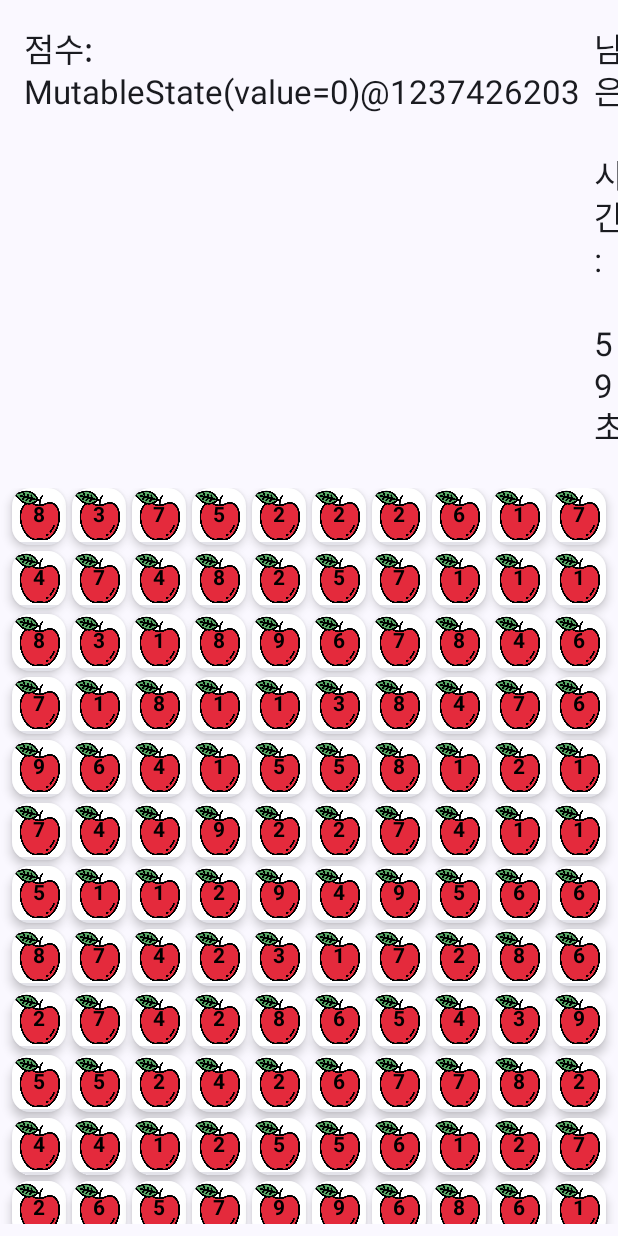
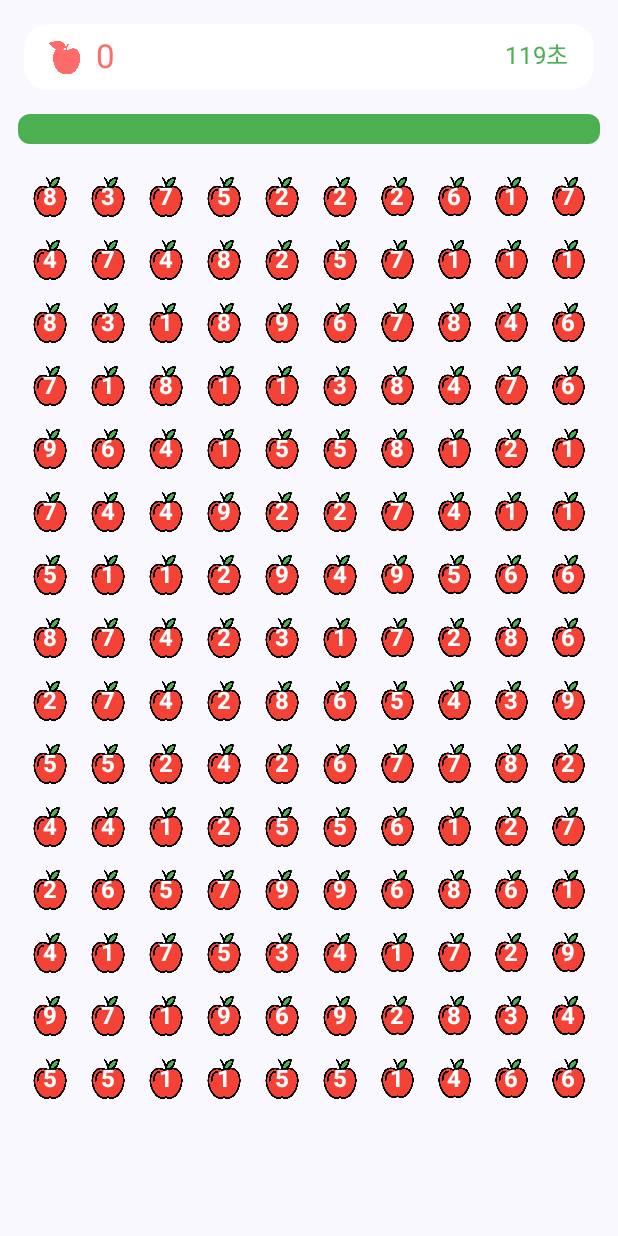
Before and after one commit to Noil0909/AppleGame, an Android app built with Jetpack Compose: the screen it shows after launch (MainActivity), after a tap on "시작하기", on a phone screen of 412 x 824 dp. Run offline under Robolectric (Android 15) with nearby library versions, the phone set to English and light mode, and no system bars; our stand-ins replace Dagger/Hilt's generated code.

Commit message:
Feat: 사과 게임 로직 구현 진행중
Feat: 사과 게임 로직 구현 진행중

```diff
--- a/app/src/main/java/com/example/applegame/MainActivity.kt
+++ b/app/src/main/java/com/example/applegame/MainActivity.kt
@@ -1,6 +1,9 @@
 package com.example.applegame
 
+import android.os.Build
 import android.os.Bundle
+import android.view.View
+import android.view.WindowInsets
 import androidx.activity.ComponentActivity
 import androidx.activity.compose.setContent
 import androidx.activity.enableEdgeToEdge
@@ -14,14 +17,20 @@ import androidx.compose.runtime.Composable
 import androidx.compose.ui.Modifier
 import androidx.compose.ui.tooling.preview.Preview
 import androidx.core.splashscreen.SplashScreen.Companion.installSplashScreen
+import androidx.core.view.WindowCompat
 import com.example.applegame.ui.navigation.AppNavigation
 import com.example.applegame.ui.theme.AppleGameTheme
 import dagger.hilt.android.AndroidEntryPoint
 
 class MainActivity : ComponentActivity() {
+
     override fun onCreate(savedInstanceState: Bundle?) {
 
         super.onCreate(savedInstanceState)
+
+        WindowCompat.setDecorFitsSystemWindows(window, false)
+        hideSystemBars()
+
         enableEdgeToEdge()
 
         setContent {
@@ -35,4 +44,12 @@ class MainActivity : ComponentActivity() {
             }
         }
     }
+    // 전체 화면 모드 설정
+    private fun hideSystemBars() {
+        window.decorView.systemUiVisibility = (
+                View.SYSTEM_UI_FLAG_FULLSCREEN
+                        or View.SYSTEM_UI_FLAG_HIDE_NAVIGATION
+                        or View.SYSTEM_UI_FLAG_IMMERSIVE_STICKY
+                )
+    }
 }
--- a/app/src/main/java/com/example/applegame/domain/model/Apple.kt
+++ b/app/src/main/java/com/example/applegame/domain/model/Apple.kt
@@ -3,5 +3,6 @@ package com.example.applegame.domain.model
 data class Apple(
     val id: Int,
     val number: Int,
+    val position: Int,
     val isSelected: Boolean = false
 )
--- a/app/src/main/java/com/example/applegame/ui/screen/AppleGameScreen.kt
+++ b/app/src/main/java/com/example/applegame/ui/screen/AppleGameScreen.kt
@@ -4,22 +4,28 @@ import android.graphics.ColorFilter
 import androidx.lifecycle.viewmodel.compose.viewModel
 import androidx.compose.animation.core.animateDpAsState
 import androidx.compose.animation.core.spring
+import androidx.compose.foundation.Canvas
 import androidx.compose.foundation.Image
 import androidx.compose.foundation.background
 import androidx.compose.foundation.clickable
+import androidx.compose.foundation.gestures.detectDragGestures
 import androidx.compose.foundation.layout.Arrangement
 import androidx.compose.foundation.layout.Box
 import androidx.compose.foundation.layout.Column
 import androidx.compose.foundation.layout.Row
 import androidx.compose.foundation.layout.fillMaxSize
 import androidx.compose.foundation.layout.fillMaxWidth
+import androidx.compose.foundation.layout.height
 import androidx.compose.foundation.layout.padding
 import androidx.compose.foundation.layout.size
 import androidx.compose.foundation.lazy.grid.GridCells
 import androidx.compose.foundation.lazy.grid.LazyVerticalGrid
 import androidx.compose.foundation.lazy.grid.items
+import androidx.compose.foundation.shape.RoundedCornerShape
 import androidx.compose.material3.Card
 import androidx.compose.material3.CardDefaults
+import androidx.compose.material3.Icon
+import androidx.compose.material3.LinearProgressIndicator
 import androidx.compose.material3.MaterialTheme
 import androidx.compose.material3.Text
 import androidx.compose.runtime.Composable
@@ -27,12 +33,23 @@ import androidx.compose.ui.platform.LocalConfiguration
 import androidx.compose.ui.unit.dp
 import androidx.hilt.navigation.compose.hiltViewModel
 import androidx.compose.runtime.collectAsState
+import androidx.compose.runtime.derivedStateOf
 import androidx.compose.runtime.getValue
+import androidx.compose.runtime.remember
 import androidx.compose.ui.Alignment
 import androidx.compose.ui.Alignment.Companion.Center
 import androidx.compose.ui.Modifier
+import androidx.compose.ui.draw.clip
+import androidx.compose.ui.geometry.Offset
+import androidx.compose.ui.geometry.Size
 import androidx.compose.ui.graphics.Color
 import androidx.compose.ui.graphics.ColorFilter.Companion.tint
+import androidx.compose.ui.graphics.StrokeCap
+import androidx.compose.ui.graphics.drawscope.Stroke
+import androidx.compose.ui.graphics.graphicsLayer
+import androidx.compose.ui.input.pointer.pointerInput
+import androidx.compose.ui.layout.ContentScale
+import androidx.compose.ui.platform.LocalDensity
 import androidx.compose.ui.res.painterResource
 import androidx.compose.ui.text.font.FontWeight
 import androidx.compose.ui.unit.Dp
@@ -42,12 +59,17 @@ import com.example.applegame.domain.model.Apple
 import com.example.applegame.domain.model.AppleGameState
 import com.example.applegame.ui.component.GameOverDialog
 import com.example.applegame.ui.viewmodel.AppleGameViewModel
+import kotlin.math.abs
+import kotlin.math.min
 
 @Composable
 fun AppleGameScreen(
     viewModel: AppleGameViewModel = viewModel(),
     onBackToMain: () -> Unit
 ) {
+    val configuration = LocalConfiguration.current
+    val cellSize = (configuration.screenWidthDp.dp - 32.dp) / 10
+    val cellSizePx = with(LocalDensity.current) { cellSize.toPx() }
 
     Column(
         modifier = Modifier
@@ -58,16 +80,34 @@ fun AppleGameScreen(
         // 점수
         GameInfoHeader(viewModel = viewModel)
 
-        // 사과들
-        AppleGrid(viewModel = viewModel)
+        // 시간제한
+        TimeProgressBar(viewModel = viewModel)
 
-        // 게임 오버 다이얼로그
-        if (viewModel.appleGameState is AppleGameState.GameOver) {
-            GameOverDialog(
-                score = (viewModel.appleGameState as AppleGameState.GameOver).score,
-                onRestart = { viewModel.restartGame() },
-                onMainMenu = onBackToMain
-            )
+        Box(
+            modifier = Modifier
+                .fillMaxWidth()
+                .weight(1f)
+                .padding(16.dp)
+                .pointerInput(Unit) {
+                    detectDragGestures(
+                        onDragStart = { offset ->
+                            viewModel.updateDragArea(offset, offset, cellSizePx)
+                        },
+                        onDrag = { change, _ ->
+                            viewModel.updateDragArea(
+                                viewModel.dragStart,
+                                change.position,
+                                cellSizePx
+                            )
+                        },
+                        onDragEnd = {
+                            viewModel.updateDragArea(null, null, cellSizePx)
+                        }
+                    )
+                }
+        ) {
+            AppleGrid(viewModel, cellSize)
+            DragSelectionBox(viewModel)
         }
     }
 }
@@ -75,24 +115,76 @@ fun AppleGameScreen(
 @Composable
 private fun AppleGrid(
     viewModel: AppleGameViewModel,
-    modifier: Modifier = Modifier
+    cellSize: Dp
 ) {
-    val configuration = LocalConfiguration.current
-    val screenWidth = configuration.screenWidthDp.dp
-    val itemSize = (screenWidth - 32.dp) / 10
-
     LazyVerticalGrid(
         columns = GridCells.Fixed(10),
-        modifier = modifier.padding(8.dp),
+        modifier = Modifier.fillMaxSize(),
         verticalArrangement = Arrangement.spacedBy(4.dp),
         horizontalArrangement = Arrangement.spacedBy(4.dp)
     ) {
-        items(viewModel.apples, key = { it.id }) { apple ->
-            AppleItem(
-                apple = apple,
-                itemSize = itemSize,
-                isSelected = viewModel.selectedIds.contains(apple.id),
-                onClick = { viewModel.toggleApple(apple.id) }
+        items(viewModel.apples.sortedBy { it.position }, key = { it.id }) { apple ->
+            if (apple.number != 0) {
+                AppleItem(
+                    apple = apple,
+                    isSelected = viewModel.selectedIds.contains(apple.id),
+                    cellSize = cellSize
+                )
+            }
+        }
+    }
+}
+
+@Composable
+private fun AppleItem(
+    apple: Apple,
+    isSelected: Boolean,
+    cellSize: Dp
+) {
+    Box(
+        modifier = Modifier
+            .size(cellSize)
+            .padding(4.dp)
+    ) {
+        Image(
+            painter = painterResource(R.drawable.apple2_icon),
+            contentDescription = "사과",
+            modifier = Modifier
+                .fillMaxSize()
+                .graphicsLayer {
+                    scaleX = if (isSelected) 1.2f else 1f
+                    scaleY = if (isSelected) 1.2f else 1f
+                },
+            colorFilter = if (isSelected) tint(Color.Red) else null
+        )
+        Text(
+            text = "${apple.number}",
+            color = Color.White,
+            fontSize = 16.sp,
+            fontWeight = FontWeight.Bold,
+            modifier = Modifier.align(Alignment.Center)
+        )
+    }
+}
+
+@Composable
+private fun DragSelectionBox(viewModel: AppleGameViewModel) {
+    val dragStart = viewModel.dragStart
+    val dragEnd = viewModel.dragEnd
+
+    if (dragStart != null && dragEnd != null) {
+        Canvas(modifier = Modifier.fillMaxSize()) {
+            drawRect(
+                color = Color(0x664CAF50),
+                topLeft = Offset(
+                    min(dragStart.x, dragEnd.x),
+                    min(dragStart.y, dragEnd.y)
+                ),
+                size = Size(
+                    abs(dragEnd.x - dragStart.x),
+                    abs(dragEnd.y - dragStart.y)
+                ),
+                style = Stroke(width = 3.dp.toPx(), cap = StrokeCap.Round)
             )
         }
     }
@@ -100,61 +192,51 @@ private fun AppleGrid(
 
 
 @Composable
-private fun AppleItem(
-    apple: Apple,
-    itemSize: Dp,
-    isSelected: Boolean,
-    onClick: () -> Unit
+private fun GameInfoHeader(
+    viewModel: AppleGameViewModel,
 ) {
-    val animatedSize by animateDpAsState(
-        targetValue = if (isSelected) itemSize * 1.2f else itemSize,
-        animationSpec = spring(stiffness = 500f)
-    )
-
-    Card(
+    Row(
         modifier = Modifier
-            .size(animatedSize)
-            .clickable(onClick = onClick),
-        elevation = CardDefaults.cardElevation(defaultElevation = 4.dp)
+            .fillMaxWidth()
+            .padding(16.dp)
+            .background(Color.White, RoundedCornerShape(16.dp))
+            .padding(vertical = 8.dp, horizontal = 16.dp),
+        horizontalArrangement = Arrangement.SpaceBetween
     ) {
-        Box(
-            contentAlignment = Center,
-            modifier = Modifier.background(Color.White)
-        ) {
-            Image(
+        Row(verticalAlignment = Alignment.CenterVertically) {
+            Icon(
                 painter = painterResource(R.drawable.apple1_icon),
-                contentDescription = null,
-                colorFilter = if (isSelected) tint(Color.Yellow) else null
+                contentDescription = "점수",
+                tint = Color(0xFFFF6B6B),
+                modifier = Modifier.size(24.dp)
             )
             Text(
-                text = "${apple.number}",
-                color = Color.Black,
-                fontSize = 14.sp,
-                fontWeight = FontWeight.Bold
+                text = "${viewModel.score.value}",
+                style = MaterialTheme.typography.titleLarge,
+                color = Color(0xFFFF6B6B),
+                modifier = Modifier.padding(start = 8.dp)
             )
         }
+        Text(
+            text = "${viewModel.remainingTime}초",
+            style = MaterialTheme.typography.bodyLarge,
+            color = Color(0xFF4CAF50))
     }
 }
 
 @Composable
-private fun GameInfoHeader(
-    viewModel: AppleGameViewModel,
-    modifier: Modifier = Modifier
-) {
-    Row(
-        modifier = modifier
+private fun TimeProgressBar(viewModel: AppleGameViewModel){
+    val progress = viewModel.remainingTime / 120f // 1순위확인ㄱㄱ
+
+    LinearProgressIndicator(
+        progress = progress,
+        modifier = Modifier
             .fillMaxWidth()
-            .padding(16.dp),
-        horizontalArrangement = Arrangement.SpaceBetween
-    ) {
-        Text(
-            text = "점수: ${viewModel.score}",
-            style = MaterialTheme.typography.titleLarge
-        )
-        Text(
-            text = "남은 시간: ${viewModel.remainingTime}초",
-            style = MaterialTheme.typography.titleLarge,
-            color = if (viewModel.remainingTime <= 10) Color.Red else Color.Unspecified
-        )
-    }
+            .padding(horizontal = 12.dp)
+            .height(20.dp)
+            .clip(RoundedCornerShape(8.dp)),
+        color = Color(0xFF4CAF50),
+        trackColor = Color(0xFFC8E6C9),
+        strokeCap = StrokeCap.Square
+    )
 }
--- a/app/src/main/java/com/example/applegame/ui/viewmodel/AppleGameViewModel.kt
+++ b/app/src/main/java/com/example/applegame/ui/viewmodel/AppleGameViewModel.kt
@@ -4,6 +4,7 @@ import androidx.compose.runtime.State
 import androidx.compose.runtime.mutableStateListOf
 import androidx.compose.runtime.mutableStateOf
 import androidx.compose.runtime.snapshots.SnapshotStateList
+import androidx.compose.ui.geometry.Offset
 import androidx.lifecycle.ViewModel
 import androidx.lifecycle.viewModelScope
 import com.example.applegame.domain.model.Apple
@@ -11,6 +12,8 @@ import com.example.applegame.domain.model.AppleGameState
 import kotlinx.coroutines.delay
 import kotlinx.coroutines.launch
 import javax.inject.Inject
+import kotlin.math.max
+import kotlin.math.min
 
 class AppleGameViewModel : ViewModel() {
 
@@ -23,26 +26,72 @@ class AppleGameViewModel : ViewModel() {
     private val _selectedIds = mutableStateListOf<Int>()
     val selectedIds: List<Int> get() = _selectedIds
 
-    private val _remainingTime = mutableStateOf(60)
+    private val _remainingTime = mutableStateOf(120)
     val remainingTime: Int get() = _remainingTime.value
 
     private val _appleGameState = mutableStateOf<AppleGameState>(AppleGameState.Playing)
     val appleGameState: AppleGameState get() = _appleGameState.value
+
+    // 드래그 영역 상태
+    private val _dragStart = mutableStateOf<Offset?>(null)
+    val dragStart: Offset? get() = _dragStart.value
+
+    private val _dragEnd = mutableStateOf<Offset?>(null)
+    val dragEnd: Offset? get() = _dragEnd.value
 
     init {
         resetGame()
         startTimer()
     }
 
-    // === 게임 로직 ===
+    // === 게임 초기화 ===
     private fun resetGame() {
         _apples.clear()
         repeat(150) { index ->
-            _apples.add(Apple(id = index, number = (1..9).random()))
+            _apples.add(
+                Apple(
+                    id = index,
+                    number = (1..9).random(),
+                    position = index // position = 고정된 그리드 인덱스
+                )
+            )
         }
         _score.value = 0
         _selectedIds.clear()
     }
+
+    // 드래그 영역 업데이트
+    fun updateDragArea(start: Offset?, end: Offset?, cellSizePx: Float) {
+        _dragStart.value = start
+        _dragEnd.value = end
+        _selectedIds.clear()
+
+        if (start != null && end != null) {
+            val (x1, y1) = start
+            val (x2, y2) = end
+            val minX = min(x1, x2)
+            val maxX = max(x1, x2)
+            val minY = min(y1, y2)
+            val maxY = max(y1, y2)
+
+            _apples.forEach { apple ->
+                val row = apple.position / 10
+                val col = apple.position % 10
+                val centerX = (col + 0.5f) * cellSizePx
+                val centerY = (row + 0.5f) * cellSizePx
+
+                if (centerX in minX..maxX && centerY in minY..maxY) {
+                    _selectedIds.add(apple.id)
+                }
+            }
+
+            // 합계 10 확인
+            if (_selectedIds.sumOf { id -> _apples.first { it.id == id }.number } == 10) {
+                removeMatchedApples()
+            }
+        }
+    }
+
 
     fun toggleApple(id: Int) {
         if (_selectedIds.contains(id)) {
@@ -60,7 +109,12 @@ class AppleGameViewModel : ViewModel() {
     }
 
     private fun removeMatchedApples() {
-        _apples.removeAll { it.id in _selectedIds }
+        _selectedIds.forEach { id ->
+            val index = _apples.indexOfFirst { it.id == id }
+            if (index != -1) {
+                _apples[index] = _apples[index].copy(number = 0)
+            }
+        }
         _score.value += _selectedIds.size * 100
         _selectedIds.clear()
     }
```
